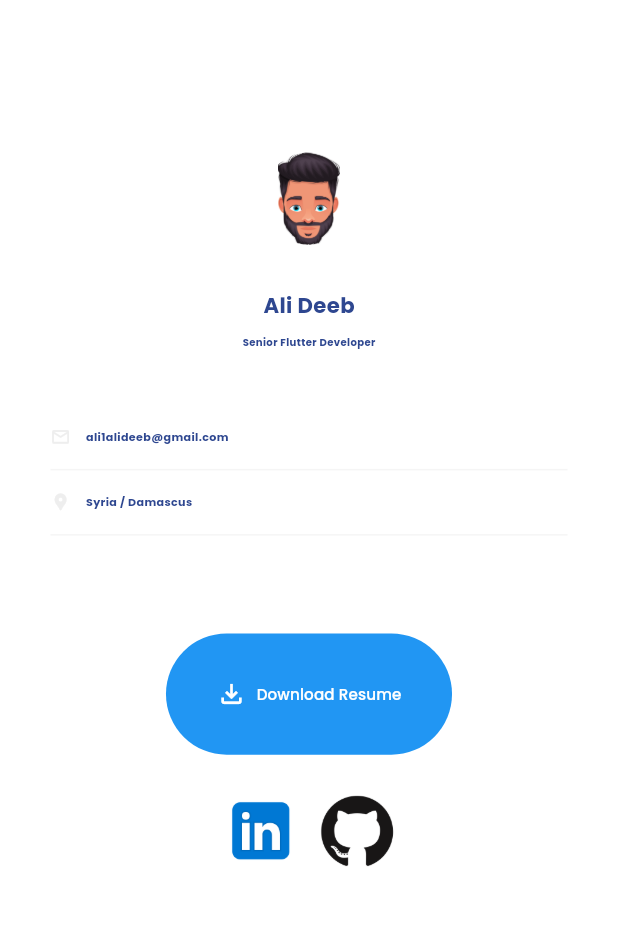
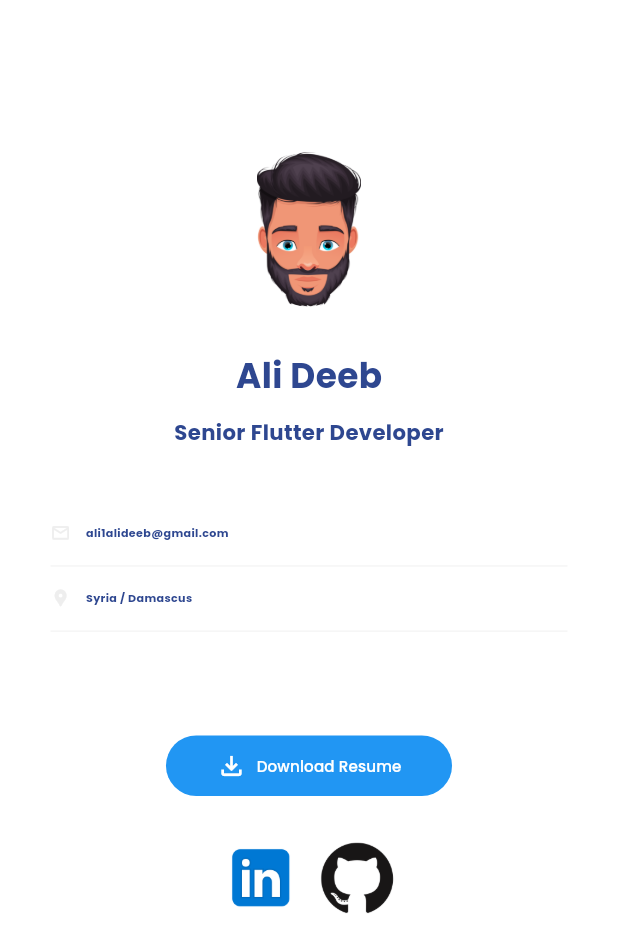
Before and after one commit to AliDeeb/my-portfolio, a Flutter app: the PersonalInfoWidget widget shown alone on an empty page, opened directly, on a phone screen of 412 x 824 dp. Shown: the top 952 px of the screen. Run offline on Flutter 3.47's test engine with Material 3 defaults, Android fonts, the phone set to English and light mode, and no system bars; our stand-ins replace flutter_animation_progress_bar, flutter_screenutil, google_fonts; missing offline and left inert: dart:js.

Commit message:
fixed ui.

```diff
--- a/lib/screens/widgets/about_me_widget.dart
+++ b/lib/screens/widgets/about_me_widget.dart
@@ -35,7 +35,7 @@ I am an experienced and dedicated Flutter Developer with over a decade of profes
         Text(
           aboutMe,
           style: isMobile
-              ? TextThemeStyles.labelSmall.copyWith(
+              ? TextThemeStyles.labelLarge.copyWith(
                   fontSize: 10.sp,
                   color: color,
                   fontWeight: FontWeight.w600,
--- a/lib/screens/widgets/personal_info_widget.dart
+++ b/lib/screens/widgets/personal_info_widget.dart
@@ -17,7 +17,7 @@ class PersonalInfoWidget extends StatelessWidget {
 
   @override
   Widget build(BuildContext context) {
-    final imageSize = 1.sw * 0.15;
+    final imageSize = 1.sw * (isMobile ? 0.25 : 0.15);
     final textColor =
         Theme.of(context).extension<CustomThemeColors>()!.textColor;
 
@@ -42,7 +42,7 @@ class PersonalInfoWidget extends StatelessWidget {
               Text(
                 "Ali Deeb",
                 style: isMobile
-                    ? TextThemeStyles.titleLarge.copyWith(
+                    ? TextThemeStyles.headlineMedium.copyWith(
                         fontWeight: FontWeight.bold,
                         color: textColor,
                       )
@@ -55,9 +55,9 @@ class PersonalInfoWidget extends StatelessWidget {
               Text(
                 "Senior Flutter Developer",
                 style: isMobile
-                    ? TextThemeStyles.labelSmall.copyWith(
+                    ? TextThemeStyles.titleLarge.copyWith(
                         fontWeight: FontWeight.bold,
-                        fontSize: 10.sp,
+                        // fontSize: 10.sp,
                         color: textColor,
                       )
                     : TextThemeStyles.labelMedium.copyWith(
@@ -89,7 +89,8 @@ class PersonalInfoWidget extends StatelessWidget {
           50.verticalSpace,
           FilledButton(
             style: FilledButton.styleFrom(
-              padding: EdgeInsets.symmetric(horizontal: 50.w, vertical: 30.h),
+              padding: EdgeInsets.symmetric(
+                  horizontal: 50.w, vertical: isMobile ? 10.h : 30.h),
             ),
             onPressed: onDownloadResumeTap,
             child: Row(
--- a/lib/screens/widgets/theme_switcher.dart
+++ b/lib/screens/widgets/theme_switcher.dart
@@ -18,7 +18,9 @@ class _ThemeSwitcherState extends State<ThemeSwitcher> {
   Widget build(BuildContext context) {
     context.select<ThemeProvider, ThemeMode>((p) => p.currentTheme);
 
-    return FittedBox(
+    return Padding(
+      padding: const EdgeInsets.symmetric(horizontal: 24),
+      child: FittedBox(
         child: SegmentedButton<ThemeMode>(
           showSelectedIcon: false,
           style: ButtonStyle(
@@ -64,6 +66,7 @@ class _ThemeSwitcherState extends State<ThemeSwitcher> {
             context.read<ThemeProvider>().currentTheme = data.first;
           },
         ),
+      ),
     );
   }
 }
```
Lines whose indentation alone changed are shown as unchanged.
